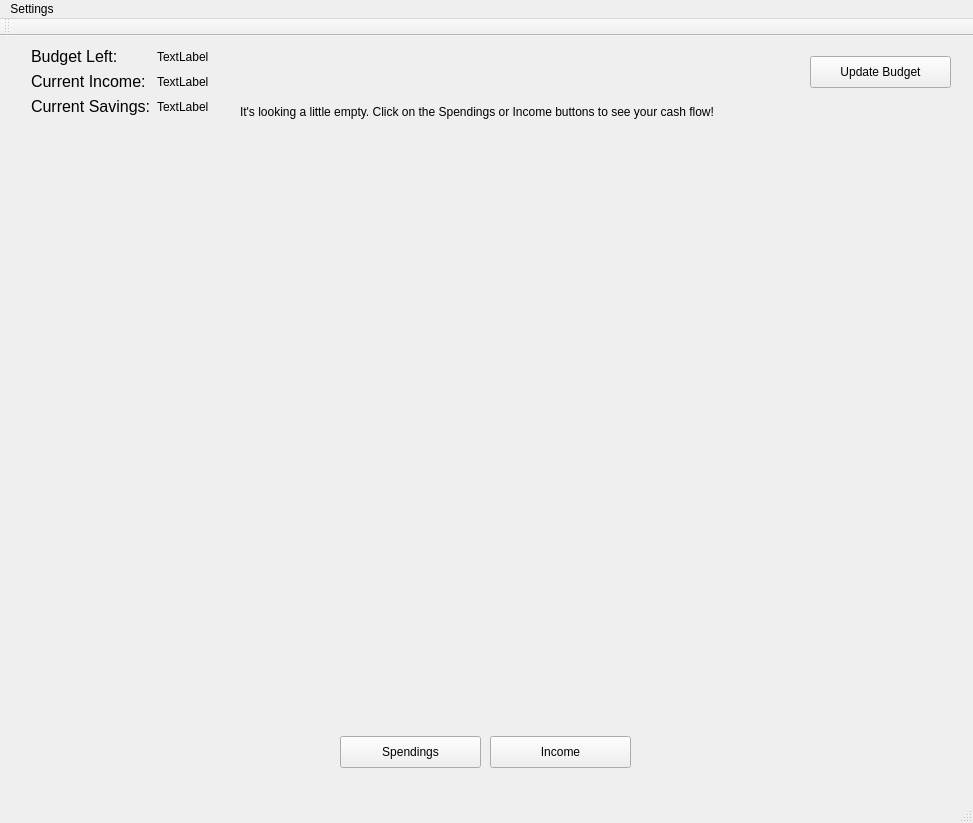
The window that EZbudget/maindashboard.ui (IvanInandan/EZBudget) describes before a commit, drawn with Qt 5.
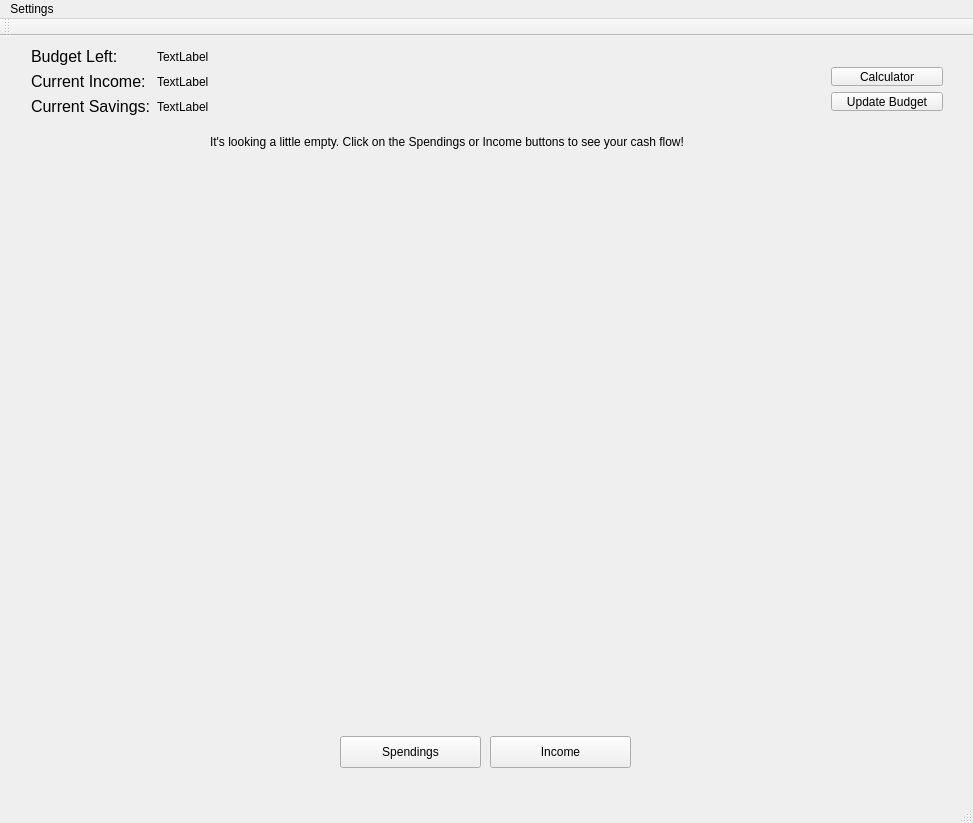
The same window after the commit.

Commit message: Added calculator and base cases

Patch:
```diff
--- a/EZbudget/maindashboard.ui
+++ b/EZbudget/maindashboard.ui
@@ -18,9 +18,9 @@
     <property name="geometry">
      <rect>
       <x>110</x>
-      <y>100</y>
+      <y>130</y>
       <width>761</width>
-      <height>341</height>
+      <height>311</height>
      </rect>
     </property>
    </widget>
@@ -60,19 +60,6 @@
      </rect>
     </property>
    </widget>
-   <widget class="QPushButton" name="updateBudgetButton">
-    <property name="geometry">
-     <rect>
-      <x>810</x>
-      <y>20</y>
-      <width>141</width>
-      <height>32</height>
-     </rect>
-    </property>
-    <property name="text">
-     <string>Update Budget</string>
-    </property>
-   </widget>
    <widget class="QWidget" name="layoutWidget">
     <property name="geometry">
      <rect>
@@ -138,8 +125,8 @@
    <widget class="QLabel" name="emptyLabel">
     <property name="geometry">
      <rect>
-      <x>240</x>
-      <y>50</y>
+      <x>210</x>
+      <y>80</y>
       <width>551</width>
       <height>51</height>
      </rect>
@@ -148,6 +135,32 @@
      <string>It's looking a little empty. Click on the Spendings or Income buttons to see your cash flow!</string>
     </property>
    </widget>
+   <widget class="QWidget" name="">
+    <property name="geometry">
+     <rect>
+      <x>820</x>
+      <y>20</y>
+      <width>134</width>
+      <height>66</height>
+     </rect>
+    </property>
+    <layout class="QVBoxLayout" name="verticalLayout_3">
+     <item>
+      <widget class="QPushButton" name="calculatorButton">
+       <property name="text">
+        <string>Calculator</string>
+       </property>
+      </widget>
+     </item>
+     <item>
+      <widget class="QPushButton" name="updateBudgetButton">
+       <property name="text">
+        <string>Update Budget</string>
+       </property>
+      </widget>
+     </item>
+    </layout>
+   </widget>
   </widget>
   <widget class="QMenuBar" name="menuBar">
    <property name="geometry">
```
The commit also changes 8 other files.
